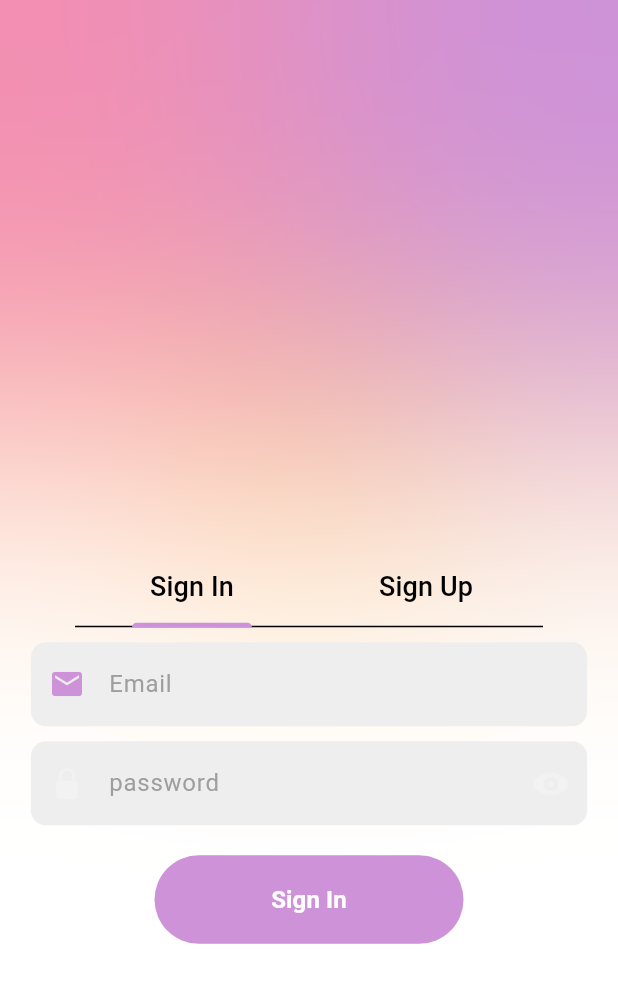
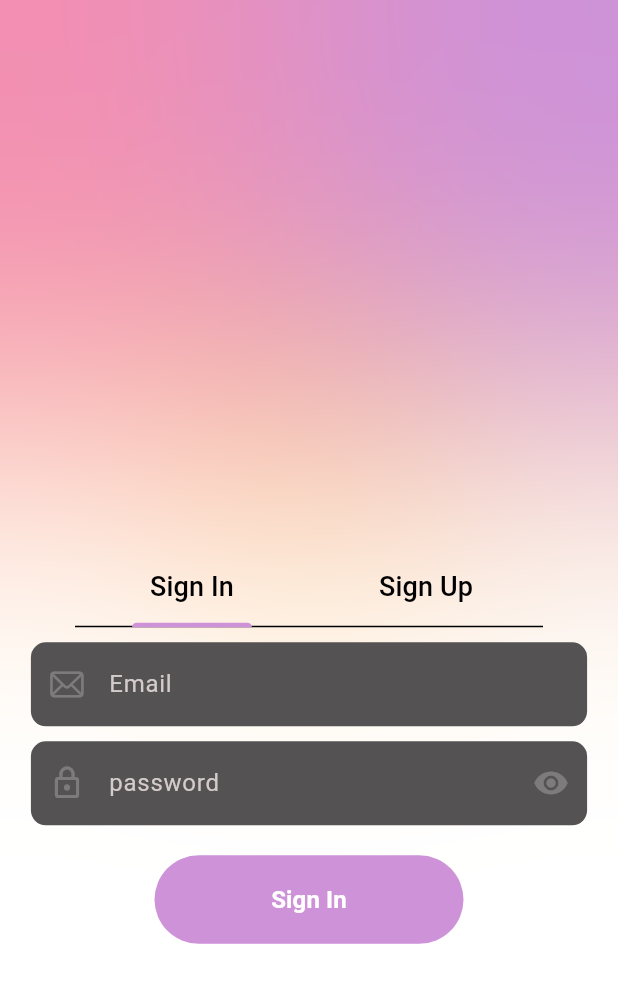
Before and after one commit to TitusKI/AuthPortal, a Flutter app: the screen it shows after launch, on a phone screen of 412 x 824 dp. Shown: the top 983 px of the screen. Run offline on Flutter 3.47's test engine with Material 3 defaults, Android fonts, the light colour scheme and no system bars; our stand-ins replace bloc, cloud_firestore, equatable, firebase_auth, firebase_core, flutter_bloc; missing offline and left inert: regexpattern; accounts and stored records are empty.

Commit message:
Sign Up Form

```diff
--- a/lib/screens/auth/components/my_text_field.dart
+++ b/lib/screens/auth/components/my_text_field.dart
@@ -38,9 +38,14 @@ class MyTextField extends StatelessWidget {
       keyboardType: keyboardType,
       onTap: onTap,
       textInputAction: TextInputAction.next,
+       validator: validator,
+      style: TextStyle(color: textColor ),
+      focusNode: focusNode,
+      onChanged: onChanged,
       decoration: InputDecoration(
         suffixIcon: suffixIcon,
         prefixIcon: prefixIcon,
+        iconColor: Theme.of(context).colorScheme.primary,
         enabledBorder: OutlineInputBorder(
           borderRadius: BorderRadius.circular(10),
           borderSide: const BorderSide(color: Colors.transparent),
@@ -49,19 +54,16 @@ class MyTextField extends StatelessWidget {
           borderRadius: BorderRadius.circular(20),
           borderSide: BorderSide(color: Theme.of(context).colorScheme.secondary),
         ),
-        fillColor: Colors.grey.shade200,
+        fillColor: const Color.fromARGB(255, 84, 82, 82),
         filled: true,
 
         hintText: hintText,
         hintStyle: TextStyle(
-          color: Colors.grey[500],
+          color: Color.fromARGB(255, 212, 203, 203),
         ),
         errorText: errorMsg,
       ),
-      validator: validator,
-      style: TextStyle(color: textColor ),
-      focusNode: focusNode,
-      onChanged: onChanged,
+
     );
   }
 }
--- a/lib/screens/auth/sign_in_screen.dart
+++ b/lib/screens/auth/sign_in_screen.dart
@@ -16,7 +16,7 @@ class _SignInScreenState extends State<SignInScreen> {
   final emailController = TextEditingController();
   final _formKey = GlobalKey<FormState>();
   bool signInRequired = false;
-  IconData iconPassword = CupertinoIcons.eye_fill;
+  IconData iconPassword = Icons.remove_red_eye_rounded;
   bool obscurePassword = true;
   String? _errorMsg;
 
@@ -36,8 +36,7 @@ class _SignInScreenState extends State<SignInScreen> {
               hintText: 'Email',
               obscureText: false,
               keyboardType: TextInputType.emailAddress,
-              prefixIcon: Icon(Icons.mail,
-                  color: Theme.of(context).colorScheme.primary),
+              prefixIcon: const Icon(CupertinoIcons.mail),
               errorMsg: _errorMsg,
               validator: (validate) {
                 if (validate!.isEmpty) {
@@ -59,7 +58,7 @@ class _SignInScreenState extends State<SignInScreen> {
               hintText: "password",
               obscureText: obscurePassword,
               keyboardType: TextInputType.visiblePassword,
-              prefixIcon: const Icon(CupertinoIcons.lock_fill),
+              prefixIcon: const Icon(Icons.lock_outline),
               errorMsg: _errorMsg,
               validator: (valpass) {
                 if (valpass!.isEmpty) {
@@ -74,7 +73,7 @@ class _SignInScreenState extends State<SignInScreen> {
                     setState(() {
                       obscurePassword = !obscurePassword;
                       if (obscurePassword) {
-                        iconPassword = CupertinoIcons.eye_fill;
+                        iconPassword = Icons.remove_red_eye_rounded;
                       } else {
                         iconPassword = CupertinoIcons.eye_slash_fill;
                       }
--- a/lib/screens/auth/welcome_screen.dart
+++ b/lib/screens/auth/welcome_screen.dart
@@ -1,6 +1,7 @@
 import 'dart:ui';
 
 import 'package:authenticateme/screens/auth/sign_in_screen.dart';
+import 'package:authenticateme/screens/auth/sign_up_screen.dart';
 import 'package:flutter/material.dart';
 import 'package:flutter/widgets.dart';
 
@@ -103,10 +104,10 @@ class _WelcomeScreenState extends State<WelcomeScreen>
                       Expanded(
                           child: TabBarView(
                         controller: tabController,
-                        children: [
+                        children: const [
 
-                         const SignInScreen(),
-                          Container()
+                         SignInScreen(),
+                           SignUpScreen()
                         ],
                       ))
                     ],
```
Also changed, not shown: lib/screens/auth/sign_up_screen.dart (+74 -66 lines).
